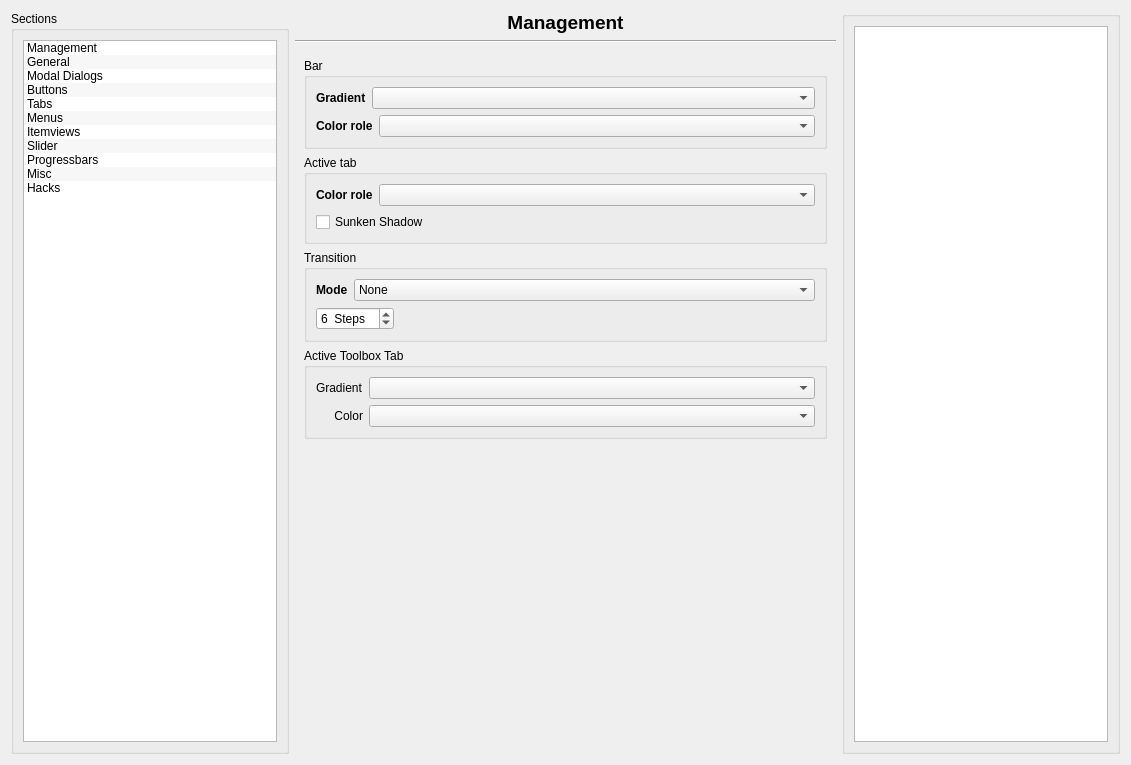
Qt form config/config.ui (deiv/bespin-pkg) before a commit.
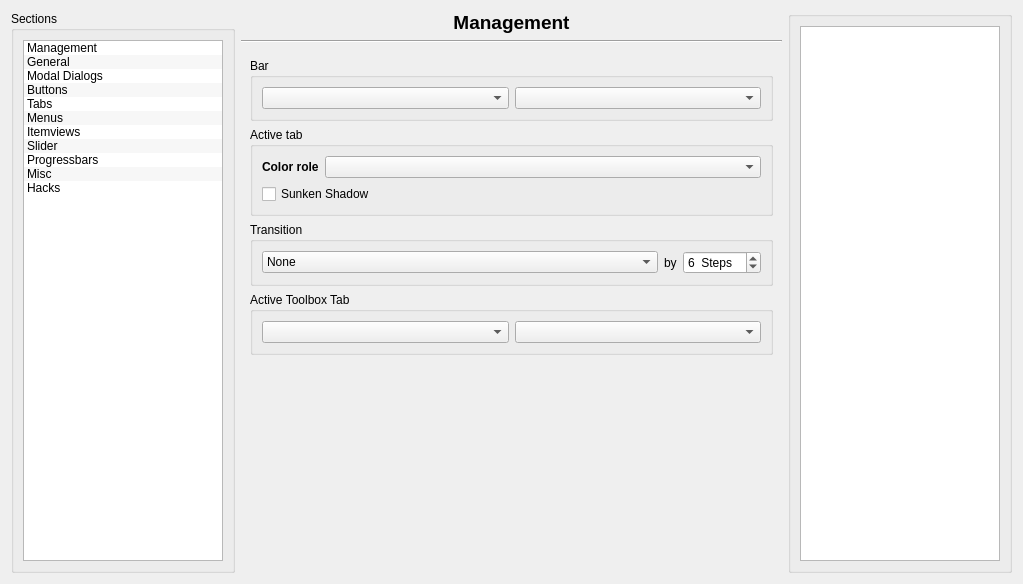
The same form after that commit. The open tabs and pages were chosen to show the change.

What changed in the file:
```diff
--- a/config/config.ui
+++ b/config/config.ui
@@ -5,8 +5,8 @@
    <rect>
     <x>0</x>
     <y>0</y>
-    <width>1131</width>
-    <height>765</height>
+    <width>1019</width>
+    <height>584</height>
    </rect>
   </property>
   <property name="windowTitle" >
@@ -1025,30 +1025,17 @@
         <x>0</x>
         <y>0</y>
         <width>541</width>
-        <height>706</height>
+        <height>525</height>
        </rect>
       </property>
-      <layout class="QGridLayout" >
+      <layout class="QGridLayout" name="gridLayout_6" >
        <item row="0" column="0" >
         <widget class="QGroupBox" name="groupBox_6" >
          <property name="title" >
           <string>Bar</string>
          </property>
-         <layout class="QGridLayout" >
+         <layout class="QGridLayout" name="gridLayout_3" >
           <item row="0" column="0" >
-           <widget class="QLabel" name="label_2" >
-            <property name="font" >
-             <font>
-              <weight>75</weight>
-              <bold>true</bold>
-             </font>
-            </property>
-            <property name="text" >
-             <string>Gradient</string>
-            </property>
-           </widget>
-          </item>
-          <item row="0" column="1" colspan="2" >
            <widget class="QComboBox" name="gradTab" >
             <property name="sizePolicy" >
              <sizepolicy vsizetype="Fixed" hsizetype="MinimumExpanding" >
@@ -1058,20 +1045,7 @@
             </property>
            </widget>
           </item>
-          <item row="1" column="0" colspan="2" >
-           <widget class="QLabel" name="label_5" >
-            <property name="font" >
-             <font>
-              <weight>75</weight>
-              <bold>true</bold>
-             </font>
-            </property>
-            <property name="text" >
-             <string>Color role</string>
-            </property>
-           </widget>
-          </item>
-          <item row="1" column="2" >
+          <item row="0" column="1" >
            <widget class="QComboBox" name="crTabBar" >
             <property name="sizePolicy" >
              <sizepolicy vsizetype="Fixed" hsizetype="MinimumExpanding" >
@@ -1128,23 +1102,8 @@
          <property name="title" >
           <string>Transition</string>
          </property>
-         <layout class="QGridLayout" >
-          <item row="0" column="0" colspan="2" >
-           <layout class="QHBoxLayout" >
-            <item>
-             <widget class="QLabel" name="label_7" >
-              <property name="font" >
-               <font>
-                <weight>75</weight>
-                <bold>true</bold>
-               </font>
-              </property>
-              <property name="text" >
-               <string>Mode</string>
-              </property>
-             </widget>
-            </item>
-            <item>
+         <layout class="QGridLayout" name="gridLayout_5" >
+          <item row="0" column="0" >
              <widget class="QComboBox" name="tabTransition" >
               <property name="sizePolicy" >
                <sizepolicy vsizetype="Fixed" hsizetype="MinimumExpanding" >
@@ -1209,9 +1168,14 @@
               </item>
              </widget>
             </item>
-           </layout>
+          <item row="0" column="1" >
+           <widget class="QLabel" name="label_2" >
+            <property name="text" >
+             <string>by</string>
+            </property>
+           </widget>
           </item>
-          <item row="1" column="0" >
+          <item row="0" column="2" >
            <widget class="QSpinBox" name="tabAnimSteps" >
             <property name="readOnly" >
              <bool>false</bool>
@@ -1230,19 +1194,6 @@
             </property>
            </widget>
           </item>
-          <item row="1" column="1" >
-           <spacer>
-            <property name="orientation" >
-             <enum>Qt::Horizontal</enum>
-            </property>
-            <property name="sizeHint" stdset="0" >
-             <size>
-              <width>40</width>
-              <height>20</height>
-             </size>
-            </property>
-           </spacer>
-          </item>
          </layout>
         </widget>
        </item>
@@ -1251,15 +1202,8 @@
          <property name="title" >
           <string>Active Toolbox Tab</string>
          </property>
-         <layout class="QGridLayout" >
+         <layout class="QGridLayout" name="gridLayout_4" >
           <item row="0" column="0" >
-           <widget class="QLabel" name="label_22" >
-            <property name="text" >
-             <string>Gradient</string>
-            </property>
-           </widget>
-          </item>
-          <item row="0" column="1" >
            <widget class="QComboBox" name="gradTool" >
             <property name="sizePolicy" >
              <sizepolicy vsizetype="Fixed" hsizetype="MinimumExpanding" >
@@ -1269,17 +1213,7 @@
             </property>
            </widget>
           </item>
-          <item row="1" column="0" >
-           <widget class="QLabel" name="label_23" >
-            <property name="text" >
-             <string>Color</string>
-            </property>
-            <property name="alignment" >
-             <set>Qt::AlignRight|Qt::AlignTrailing|Qt::AlignVCenter</set>
-            </property>
-           </widget>
-          </item>
-          <item row="1" column="1" >
+          <item row="0" column="1" >
            <widget class="QComboBox" name="crTool" >
             <property name="sizePolicy" >
              <sizepolicy vsizetype="Fixed" hsizetype="MinimumExpanding" >
@@ -1293,14 +1227,14 @@
         </widget>
        </item>
        <item row="4" column="0" >
-        <spacer>
+        <spacer name="verticalSpacer_2" >
          <property name="orientation" >
           <enum>Qt::Vertical</enum>
          </property>
          <property name="sizeHint" stdset="0" >
           <size>
-           <width>16</width>
-           <height>163</height>
+           <width>20</width>
+           <height>159</height>
           </size>
          </property>
         </spacer>
```
Left out of the diff: 14 changed lines with no effect on the pictures. Lines whose indentation alone changed are shown as unchanged.
